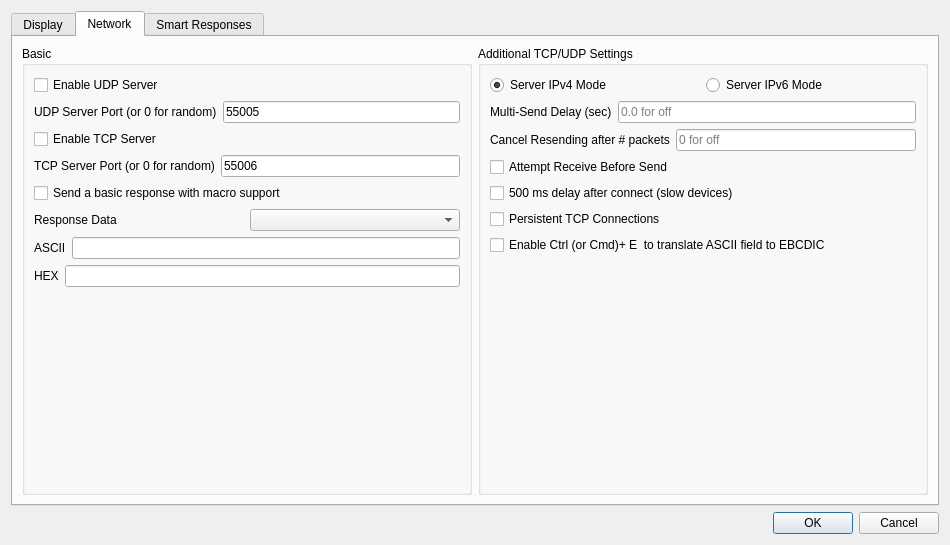
Qt form src/settings.ui (dannagle/PacketSender) before a commit.
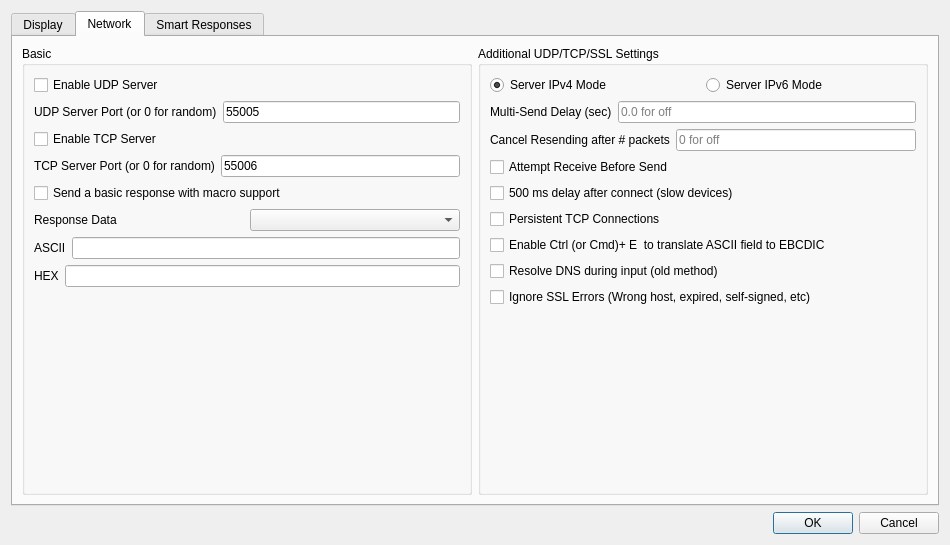
The same form after that commit. The open tabs and pages were chosen to show the change.

Commit message: added dns resolve settings, restore session setting, ssl ignore error option and error output

```diff
--- a/src/settings.ui
+++ b/src/settings.ui
@@ -284,7 +284,7 @@
        <item>
         <widget class="QGroupBox" name="groupBox_4">
          <property name="title">
-          <string>Additional TCP/UDP Settings</string>
+          <string>Additional UDP/TCP/SSL Settings</string>
          </property>
          <layout class="QVBoxLayout" name="verticalLayout_2">
           <item>
@@ -372,6 +372,20 @@
             </property>
            </widget>
           </item>
+          <item>
+           <widget class="QCheckBox" name="resolveDNSOnInputCheck">
+            <property name="text">
+             <string>Resolve DNS during input (old method)</string>
+            </property>
+           </widget>
+          </item>
+          <item>
+           <widget class="QCheckBox" name="ignoreSSLCheck">
+            <property name="text">
+             <string>Ignore SSL Errors (Wrong host, expired, self-signed, etc)</string>
+            </property>
+           </widget>
+          </item>
           <item>
            <spacer name="verticalSpacer">
             <property name="orientation">
```
Left out of the diff: 9 changed lines with no effect on the pictures. The commit also changes 8 other files.
